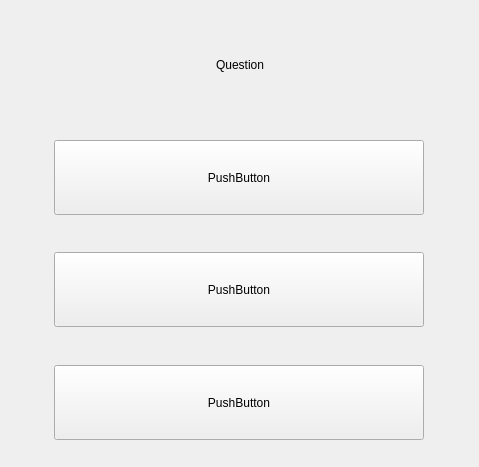
This is Programmation/Application/Escape_Quiz_Projet_BTS/windowquestion.ui in BaptisteMagoni/Projet_escape_bts_7_quizz as Qt 5 draws it before an edit. The edited form follows.
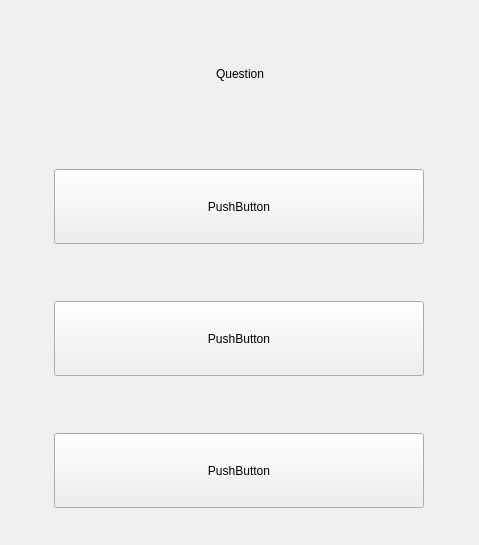
This is the edited form.

Diff of the .ui file:
```diff
--- a/Programmation/Application/Escape_Quiz_Projet_BTS/windowquestion.ui
+++ b/Programmation/Application/Escape_Quiz_Projet_BTS/windowquestion.ui
@@ -7,7 +7,7 @@
     <x>0</x>
     <y>0</y>
     <width>479</width>
-    <height>467</height>
+    <height>545</height>
    </rect>
   </property>
   <property name="windowTitle">
```
Left out of the diff: 2 changed lines with no effect on the pictures.
